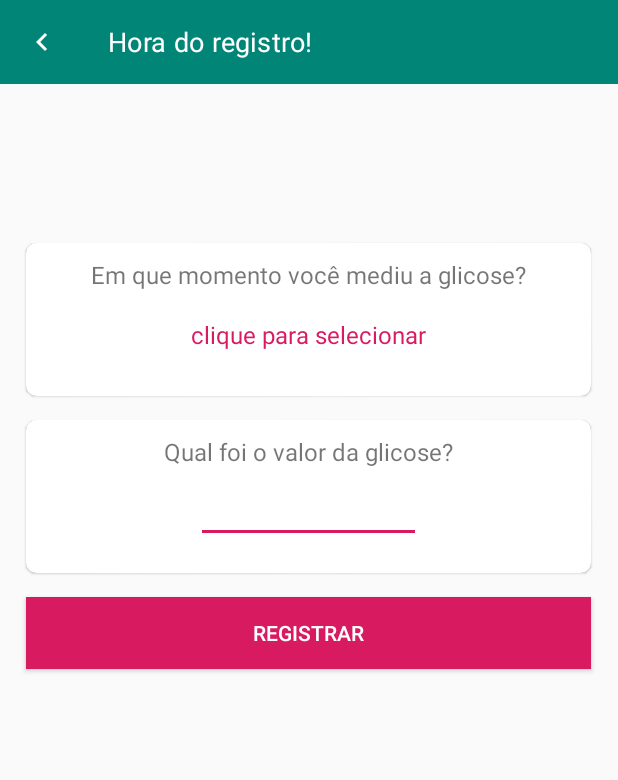
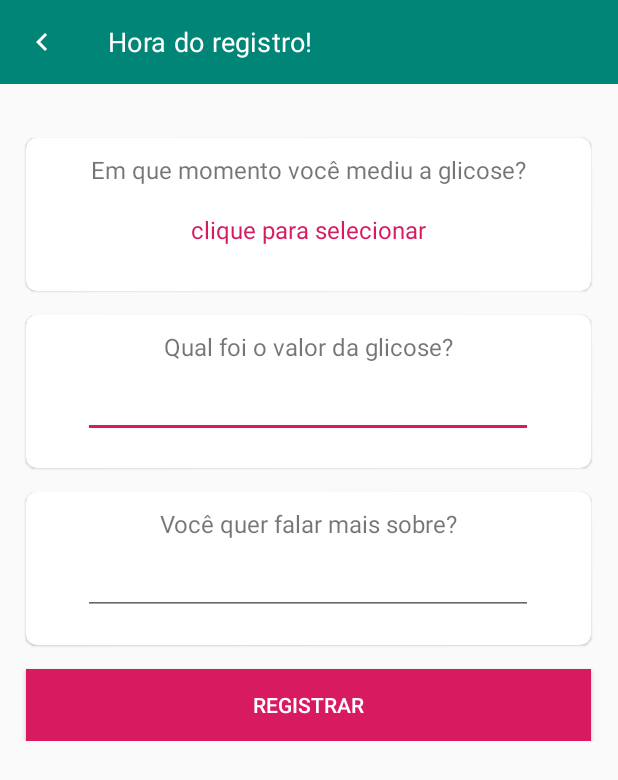
Before and after one commit to iaralopes/Glico, an Android app: the AddGlucoseActivity screen opened directly, with no data from a screen before it, on a phone screen of 412 x 824 dp. Shown: the top 780 px of the screen. Run offline under Robolectric (Android 15) with nearby library versions, the light colour scheme and no system bars; our stand-ins replace data binding; 1 statement that could not run was skipped.

Commit message:
Adding glucose description field.

```diff
--- a/app/src/main/AndroidManifest.xml
+++ b/app/src/main/AndroidManifest.xml
@@ -26,7 +26,8 @@
                 <category android:name="android.intent.category.LAUNCHER"/>
             </intent-filter>
         </activity>
-        <activity android:name=".core.addGlucose.AddGlucoseActivity">
+        <activity android:name=".core.addGlucose.AddGlucoseActivity"
+                  android:windowSoftInputMode="stateHidden|adjustResize">
         </activity>
         <activity android:name=".core.selectCategory.SelectCategoryActivity">
         </activity>
--- a/app/src/main/java/com/example/iaralopes/glico/core/addGlucose/AddGlucoseViewModel.kt
+++ b/app/src/main/java/com/example/iaralopes/glico/core/addGlucose/AddGlucoseViewModel.kt
@@ -17,6 +17,7 @@ class AddGlucoseViewModel @Inject constructor(val addGlucoseInteractor: AddGluco
 
     val resultCategory = ObservableField<String>()
     val resultValue = ObservableField<String>()
+    val resultDescription = ObservableField<String>()
 
     init {
         resultCategory.set("clique para selecionar")
@@ -37,7 +38,8 @@ class AddGlucoseViewModel @Inject constructor(val addGlucoseInteractor: AddGluco
                         GlucoseEntity(
                             category = resultCategory.get().toString(),
                             data = getTodayDate(),
-                            value = resultValue.get().toString()
+                            value = resultValue.get().toString(),
+                            description = getResultDescription()
                         )
                     )
                 ) { addGlucoseState.value = (it) }
@@ -56,11 +58,14 @@ class AddGlucoseViewModel @Inject constructor(val addGlucoseInteractor: AddGluco
         }
     }
 
+    private fun getResultDescription() = resultDescription.get()?.let {it} ?: ""
+
     private fun hasGlucoseValue(): Boolean {
         var hasGlucoseValue = false
 
-        if (!resultValue.get().isNullOrEmpty()) { hasGlucoseValue = true }
-        else {
+        if (!resultValue.get().isNullOrEmpty()) {
+            hasGlucoseValue = true
+        } else {
             addGlucoseState.postValue(
                 FlowState(
                     FlowState.Status.ERROR, error =
--- a/app/src/main/java/com/example/iaralopes/glico/core/selectCategory/SelectCategoryInteractor.kt
+++ b/app/src/main/java/com/example/iaralopes/glico/core/selectCategory/SelectCategoryInteractor.kt
@@ -27,7 +27,8 @@ class SelectCategoryInteractor @Inject constructor(
                     date = glucose.data,
                     category = glucose.category,
                     value = glucose.value,
-                    userId = 1
+                    userId = 1,
+                    description = glucose.description
                 ))
             }
         }
--- a/app/src/main/java/com/example/iaralopes/glico/data/local/dataBase/GlucoseEntity.kt
+++ b/app/src/main/java/com/example/iaralopes/glico/data/local/dataBase/GlucoseEntity.kt
@@ -10,5 +10,6 @@ data class GlucoseEntity (
     var id: Long = 0,
     var category: String,
     var data: String,
-    var value: String
+    var value: String,
+    var description: String
 )
--- a/app/src/main/java/com/example/iaralopes/glico/data/mapper/GlucoseMapper.kt
+++ b/app/src/main/java/com/example/iaralopes/glico/data/mapper/GlucoseMapper.kt
@@ -9,7 +9,8 @@ object GlucoseMapper {
         return GlucoseEntity(
             category = glucoseRemote.category,
             data = glucoseRemote.date,
-            value = glucoseRemote.value
+            value = glucoseRemote.value,
+            description = glucoseRemote.description
         )
     }
 }
--- a/app/src/main/java/com/example/iaralopes/glico/data/remote/Glucose.kt
+++ b/app/src/main/java/com/example/iaralopes/glico/data/remote/Glucose.kt
@@ -18,5 +18,8 @@ class Glucose (
     var value: String,
     @SerializedName("userId")
     @Expose
-    var userId: Long
+    var userId: Long,
+    @SerializedName("description")
+    @Expose
+    var description: String
 )
--- a/app/src/main/res/layout/activity_add_glucose.xml
+++ b/app/src/main/res/layout/activity_add_glucose.xml
@@ -10,8 +10,6 @@
                 name="viewModel"
                 type="com.example.iaralopes.glico.core.addGlucose.AddGlucoseViewModel"/>
     </data>
-
-
     <LinearLayout
             android:layout_width="match_parent"
             android:layout_height="match_parent"
@@ -21,11 +19,16 @@
                 android:id="@+id/toolbar"
                 layout="@layout/partial_toolbar"/>
 
+        <androidx.core.widget.NestedScrollView
+                android:layout_width="match_parent"
+                android:layout_height="match_parent"
+                >
+
             <LinearLayout
                     android:layout_width="match_parent"
                     android:layout_height="match_parent"
                     android:orientation="vertical"
-                android:layout_marginTop="90dp"
+                    android:layout_marginTop="20dp"
                     tools:context=".core.addGlucose.AddGlucoseActivity">
 
 
@@ -106,7 +109,7 @@
                                 android:id="@+id/questionValue"/>
 
                         <EditText
-                            android:layout_width="150dp"
+                                android:layout_width="300dp"
                                 android:layout_height="wrap_content"
                                 android:inputType="number"
                                 android:layout_gravity="center"
@@ -118,6 +121,51 @@
                                 android:ems="10"
                                 android:id="@+id/answerValue"
                                 android:text="@={viewModel.resultValue}"/>
+
+                    </LinearLayout>
+
+                </androidx.cardview.widget.CardView>
+
+                <androidx.cardview.widget.CardView
+                        android:id="@+id/cardViewDescription"
+                        android:layout_width="match_parent"
+                        android:layout_height="wrap_content"
+                        android:layout_marginStart="17dp"
+                        android:layout_marginTop="16dp"
+                        android:layout_marginEnd="18dp"
+                        app:cardCornerRadius="7dp"
+                        app:cardElevation="1dp"
+                >
+
+                    <LinearLayout android:layout_width="match_parent"
+                                  android:layout_height="wrap_content"
+                                  android:orientation="vertical">
+
+                        <TextView
+                                android:text="Você quer falar mais sobre?"
+                                android:layout_width="match_parent"
+                                android:layout_height="wrap_content"
+                                android:textSize="16dp"
+                                android:textAlignment="center"
+                                android:paddingTop="10dp"
+                                android:paddingEnd="10dp"
+                                android:paddingStart="10dp"
+                                android:paddingBottom="8dp"
+                                android:id="@+id/questionDescription"/>
+
+                        <EditText
+                                android:layout_width="300dp"
+                                android:layout_height="wrap_content"
+                                android:inputType="text"
+                                android:layout_gravity="center"
+                                android:textColor="@color/colorAccent"
+                                android:textSize="16dp"
+                                android:padding="10dp"
+                                android:textAlignment="center"
+                                android:layout_marginBottom="20dp"
+                                android:ems="10"
+                                android:id="@+id/answerDescription"
+                                android:text="@={viewModel.resultDescription}"/>
 
                     </LinearLayout>
 
@@ -137,6 +185,7 @@
                 />
 
             </LinearLayout>
+        </androidx.core.widget.NestedScrollView>
+
     </LinearLayout>
-
 </layout>
```
Also changed, not shown: app/src/main/java/com/example/iaralopes/glico/core/home/adapter/HomeAdapter.kt (+14 -0 lines), app/src/main/res/layout/item_historic.xml (+18 -0 lines). Lines whose indentation alone changed are shown as unchanged.
